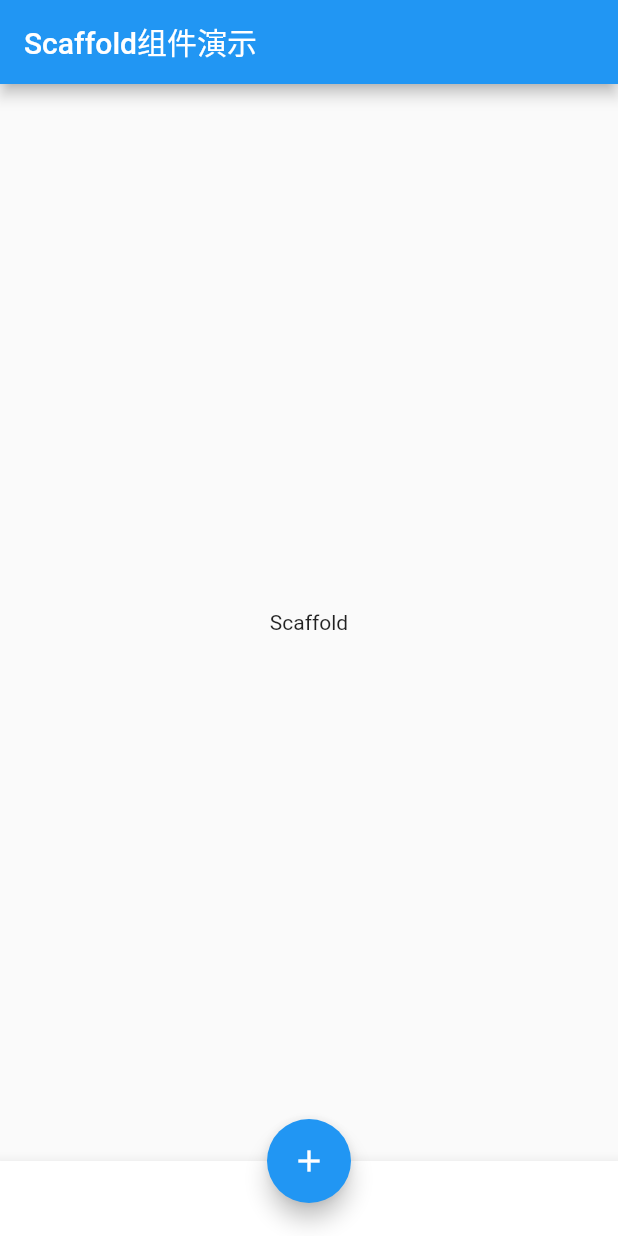
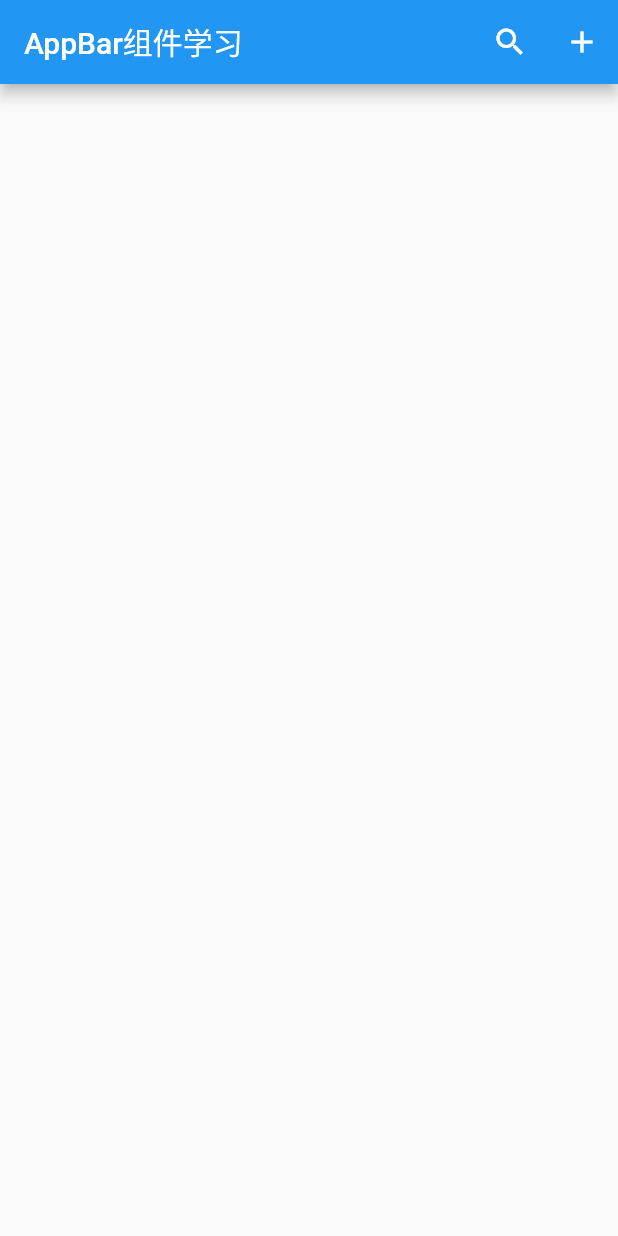
Before and after one commit to Ellen2018/flutter_study_app, a Flutter app: the screen it shows after launch, after a tap on the "add" icon, on a phone screen of 412 x 824 dp. Run offline on Flutter 3.47's test engine with Material 2 defaults, Android fonts, the phone set to English and light mode, and no system bars.

Commit message:
演示AppBar组件

```diff
--- a/lib/main.dart
+++ b/lib/main.dart
@@ -7,12 +7,13 @@ import 'package:flutter_study_app/RaisedButtonStudy.dart';
 import 'package:flutter_study_app/ContainerStudy.dart';
 import 'package:flutter_study_app/TextFormFieldStudy.dart';
 import 'package:flutter_study_app/TextStudy.dart';
+import 'package:flutter_study_app/material/StudyAppBar.dart';
 import 'package:flutter_study_app/material/StudyRoute.dart';
 import 'package:flutter_study_app/material/StudyScaffold.dart';
 
 void main() {
   //配置App
-  runApp(new StudyScaffoldApp());
+  runApp(new StudyAppBarApp());
 }
 
 class MyApp extends StatelessWidget {
--- /dev/null
+++ b/lib/material/StudyAppBar.dart
@@ -0,0 +1,28 @@
+
+import 'package:flutter/material.dart';
+
+class StudyAppBarApp extends StatelessWidget{
+  @override
+  Widget build(BuildContext context) {
+     return MaterialApp(
+       title: 'AppBar学习',
+       home: AppBarDemo(),
+     );
+  }
+}
+
+class AppBarDemo extends StatelessWidget{
+  @override
+  Widget build(BuildContext context) {
+    return Scaffold(
+      appBar: AppBar(
+        title: Text('AppBar组件学习'),
+        actions: <Widget>[
+          IconButton(icon: Icon(Icons.search),tooltip: '搜索',onPressed: (){},),
+          IconButton(icon: Icon(Icons.add),tooltip: '添加',onPressed: (){},),
+        ],
+      ),
+    );
+  }
+
+}
```
